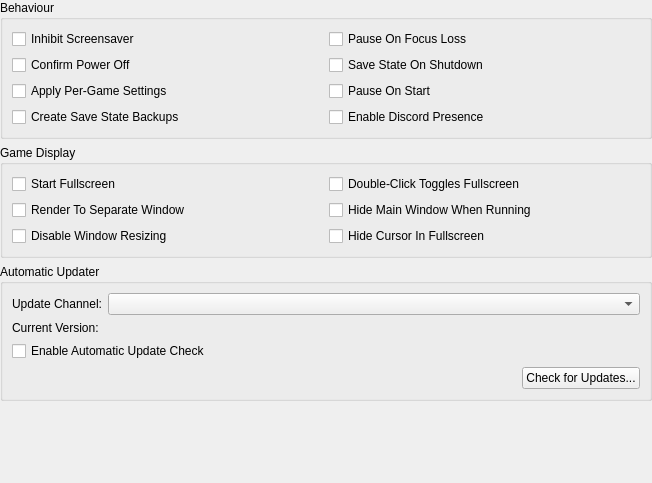
Old version of the form src/duckstation-qt/interfacesettingswidget.ui in the repository kofxi3584karlayang/duckstation.
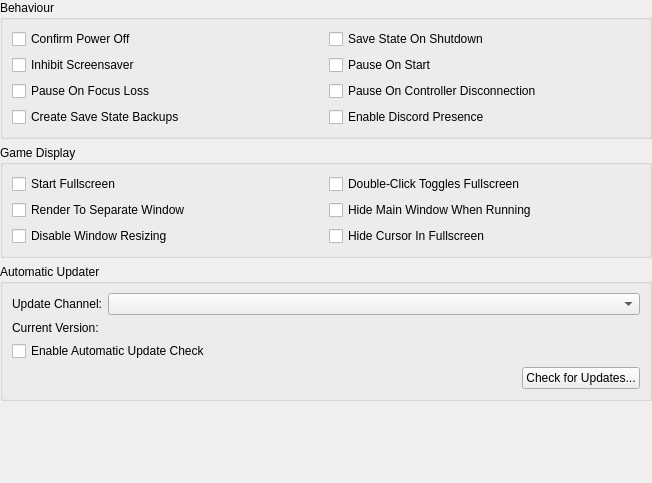
New version of the form.

Commit message: Qt: Add option to pause when controller is disconnected

```diff
--- a/src/duckstation-qt/interfacesettingswidget.ui
+++ b/src/duckstation-qt/interfacesettingswidget.ui
@@ -29,59 +29,59 @@
       <string>Behaviour</string>
      </property>
      <layout class="QGridLayout" name="formLayout_4">
-      <item row="3" column="1">
-       <widget class="QCheckBox" name="saveStateOnExit">
-        <property name="text">
-         <string>Save State On Shutdown</string>
-        </property>
-       </widget>
-      </item>
-      <item row="0" column="1">
-       <widget class="QCheckBox" name="pauseOnFocusLoss">
-        <property name="text">
-         <string>Pause On Focus Loss</string>
-        </property>
-       </widget>
-      </item>
-      <item row="6" column="0">
-       <widget class="QCheckBox" name="applyGameSettings">
-        <property name="text">
-         <string>Apply Per-Game Settings</string>
-        </property>
-       </widget>
-      </item>
-      <item row="7" column="0">
+      <item row="3" column="0">
        <widget class="QCheckBox" name="createSaveStateBackups">
         <property name="text">
          <string>Create Save State Backups</string>
         </property>
        </widget>
       </item>
+      <item row="3" column="1">
+       <widget class="QCheckBox" name="enableDiscordPresence">
+        <property name="text">
+         <string>Enable Discord Presence</string>
+        </property>
+       </widget>
+      </item>
+      <item row="2" column="1">
+       <widget class="QCheckBox" name="pauseOnControllerDisconnection">
+        <property name="text">
+         <string>Pause On Controller Disconnection</string>
+        </property>
+       </widget>
+      </item>
       <item row="0" column="0">
+       <widget class="QCheckBox" name="confirmPowerOff">
+        <property name="text">
+         <string>Confirm Power Off</string>
+        </property>
+       </widget>
+      </item>
+      <item row="1" column="0">
        <widget class="QCheckBox" name="inhibitScreensaver">
         <property name="text">
          <string>Inhibit Screensaver</string>
         </property>
        </widget>
       </item>
-      <item row="6" column="1">
+      <item row="0" column="1">
+       <widget class="QCheckBox" name="saveStateOnExit">
+        <property name="text">
+         <string>Save State On Shutdown</string>
+        </property>
+       </widget>
+      </item>
+      <item row="1" column="1">
        <widget class="QCheckBox" name="pauseOnStart">
         <property name="text">
          <string>Pause On Start</string>
         </property>
        </widget>
       </item>
-      <item row="3" column="0">
-       <widget class="QCheckBox" name="confirmPowerOff">
+      <item row="2" column="0">
+       <widget class="QCheckBox" name="pauseOnFocusLoss">
         <property name="text">
-         <string>Confirm Power Off</string>
-        </property>
-       </widget>
-      </item>
-      <item row="7" column="1">
-       <widget class="QCheckBox" name="enableDiscordPresence">
-        <property name="text">
-         <string>Enable Discord Presence</string>
+         <string>Pause On Focus Loss</string>
         </property>
        </widget>
       </item>
```
The commit also changes 15 other files.
